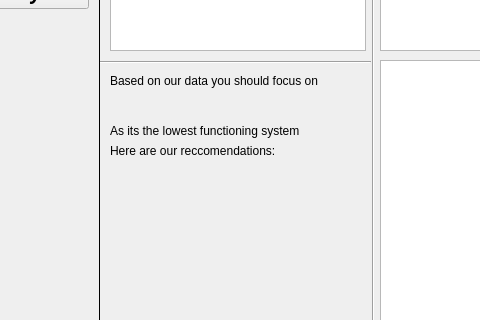
The window that mainwindow.ui (Shivewq/COMP3004FinalProject) describes before a commit, drawn with Qt 5; both pictures show x 91 to 571 and y 360 to 680 of the 1408 by 782 pixel window.
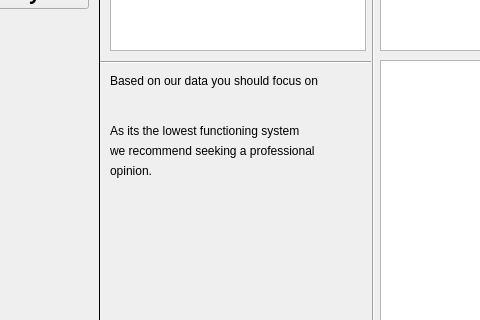
The same window after the commit. The open tabs and pages were chosen to show the change. Icons and pictures are not drawn. Custom widgets are drawn as their Qt base class.

```diff
--- a/mainwindow.ui
+++ b/mainwindow.ui
@@ -1376,7 +1376,20 @@
        </rect>
       </property>
       <property name="text">
-       <string>Here are our reccomendations:</string>
+       <string>we recommend seeking a professional</string>
+      </property>
+     </widget>
+     <widget class="QLabel" name="label_9">
+      <property name="geometry">
+       <rect>
+        <x>10</x>
+        <y>450</y>
+        <width>261</width>
+        <height>21</height>
+       </rect>
+      </property>
+      <property name="text">
+       <string>opinion.</string>
       </property>
      </widget>
     </widget>
```
Left out of the diff: 2 changed lines with no effect on the pictures.
